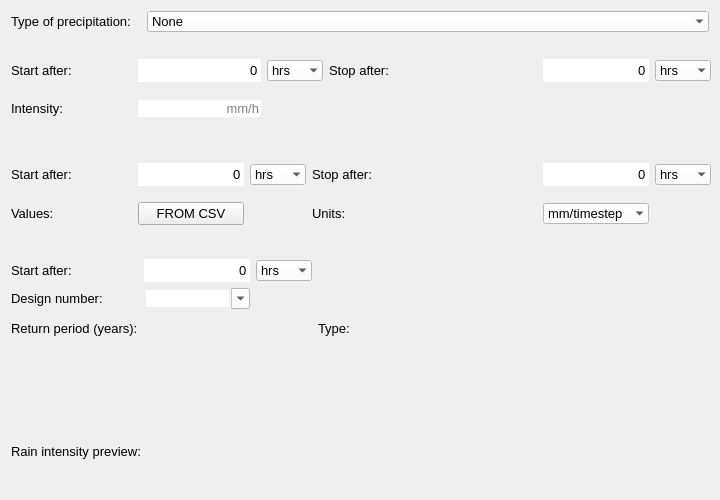
nens/threedi-api-qgis-client, file threedi_api_qgis_client/ui/page3.ui: the form before one commit.
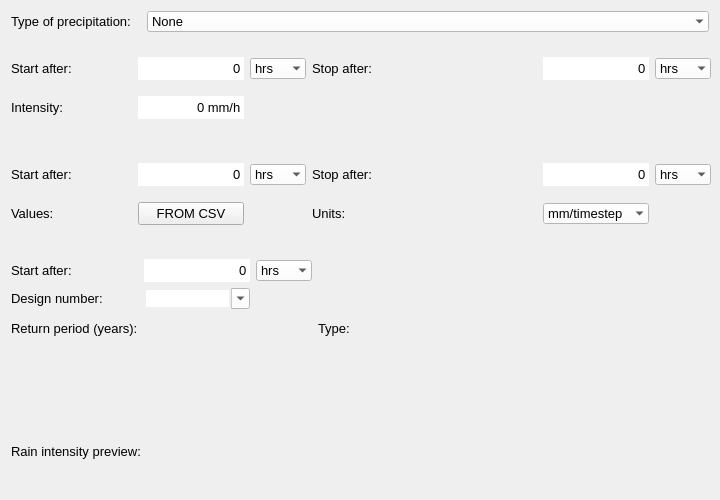
The form after the commit.

Commit message: Finalization fixes part 2.

```diff
--- a/threedi_api_qgis_client/ui/page3.ui
+++ b/threedi_api_qgis_client/ui/page3.ui
@@ -643,40 +643,6 @@
         </property>
        </widget>
       </item>
-      <item row="2" column="2">
-       <widget class="QLineEdit" name="le_intensity">
-        <property name="sizePolicy">
-         <sizepolicy hsizetype="Minimum" vsizetype="Fixed">
-          <horstretch>0</horstretch>
-          <verstretch>0</verstretch>
-         </sizepolicy>
-        </property>
-        <property name="font">
-         <font>
-          <family>Segoe UI</family>
-          <pointsize>10</pointsize>
-         </font>
-        </property>
-        <property name="layoutDirection">
-         <enum>Qt::LeftToRight</enum>
-        </property>
-        <property name="autoFillBackground">
-         <bool>false</bool>
-        </property>
-        <property name="styleSheet">
-         <string notr="true">QLineEdit {background-color: white;}</string>
-        </property>
-        <property name="frame">
-         <bool>false</bool>
-        </property>
-        <property name="alignment">
-         <set>Qt::AlignRight|Qt::AlignTrailing|Qt::AlignVCenter</set>
-        </property>
-        <property name="placeholderText">
-         <string>mm/h</string>
-        </property>
-       </widget>
-      </item>
       <item row="1" column="5">
        <widget class="QLabel" name="label_4">
         <property name="font">
@@ -732,6 +698,37 @@
         </property>
        </spacer>
       </item>
+      <item row="2" column="2">
+       <widget class="QSpinBox" name="sp_intensity">
+        <property name="font">
+         <font>
+          <family>Segoe UI</family>
+          <pointsize>10</pointsize>
+         </font>
+        </property>
+        <property name="styleSheet">
+         <string notr="true">QSpinBox {background-color: white;}</string>
+        </property>
+        <property name="frame">
+         <bool>false</bool>
+        </property>
+        <property name="alignment">
+         <set>Qt::AlignRight|Qt::AlignTrailing|Qt::AlignVCenter</set>
+        </property>
+        <property name="buttonSymbols">
+         <enum>QAbstractSpinBox::NoButtons</enum>
+        </property>
+        <property name="suffix">
+         <string> mm/h</string>
+        </property>
+        <property name="maximum">
+         <number>999999999</number>
+        </property>
+        <property name="singleStep">
+         <number>10</number>
+        </property>
+       </widget>
+      </item>
      </layout>
     </widget>
    </item>
```
The commit also changes 1 other file.
